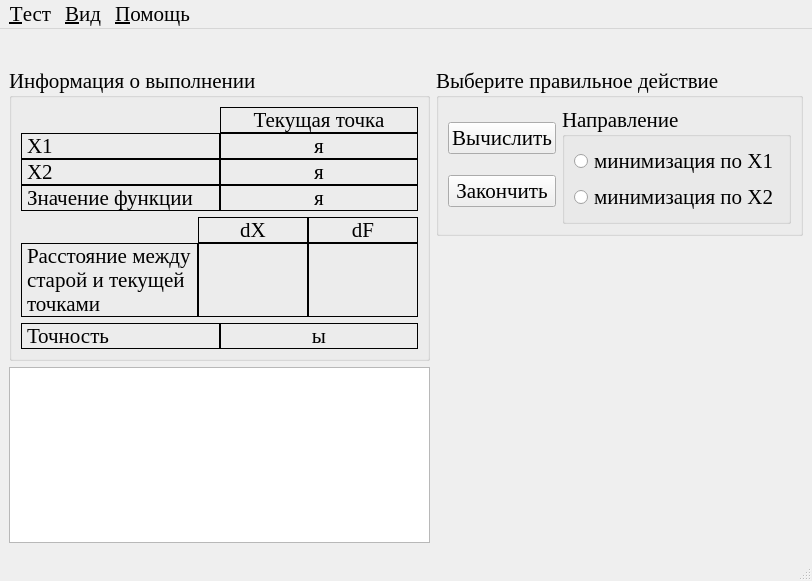
Eliminationzx/optimizationmethods, file optimizationmethods/ui/CWdescent_md.ui: the form before one commit.
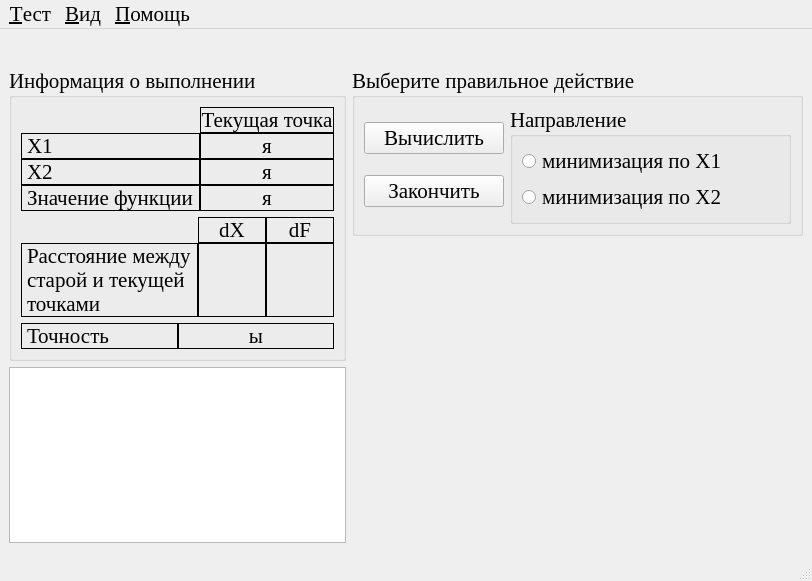
The form after the commit. Icons and pictures are not drawn.

Commit message: поправил формы.

What changed in the file:
```diff
--- a/optimizationmethods/ui/CWdescent_md.ui
+++ b/optimizationmethods/ui/CWdescent_md.ui
@@ -27,7 +27,7 @@
     <normaloff>:/icon/icon.bmp</normaloff>:/icon/icon.bmp</iconset>
   </property>
   <widget class="QWidget" name="centralwidget">
-   <layout class="QGridLayout" name="gridLayout_5" columnstretch="1,0">
+   <layout class="QGridLayout" name="gridLayout_5" columnstretch="1,2">
     <item row="0" column="0" colspan="2">
      <widget class="QLabel" name="func">
       <property name="alignment">
@@ -279,7 +279,7 @@
       <property name="checkable">
        <bool>false</bool>
       </property>
-      <layout class="QGridLayout" name="gridLayout_2" columnstretch="1,1">
+      <layout class="QGridLayout" name="gridLayout_2" columnstretch="1,2">
        <item row="0" column="0">
         <layout class="QVBoxLayout" name="verticalLayout_3">
          <item>
```
Left out of the diff: 2 changed lines with no effect on the pictures. The commit also changes 3 other files.
